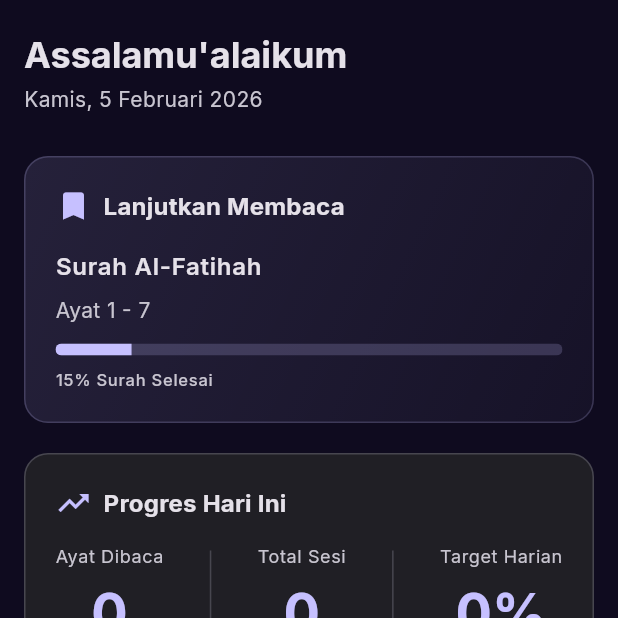
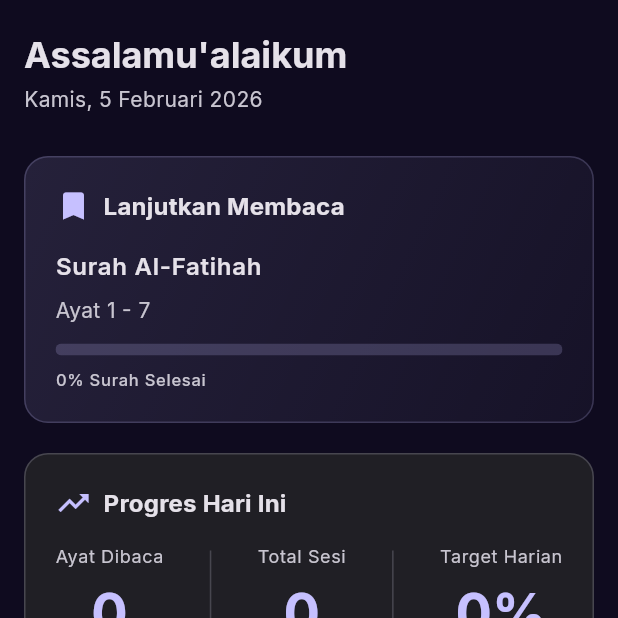
Before and after one commit to babanmisbahudin/iqran, a Flutter app: the screen it shows after launch, on a phone screen of 412 x 824 dp, the top half of it. Run offline on Flutter 3.47's test engine with Material 3 defaults, Android fonts, the phone set to English and light mode, and no system bars; our stand-ins replace connectivity_plus, font_awesome_flutter, geolocator, google_fonts, just_audio, permission_handler and 2 more; accounts and stored records are empty.

Commit message:
Implement pull-to-refresh feature with real data loading
Add RefreshIndicator to BookmarkPage and HomePage for instant updates:

BookmarkPage changes:
- Convert from StatelessWidget to StatefulWidget
- Add pull-to-refresh with RefreshIndicator
- Store Future as instance variable for refresh capability
- Make empty state scrollable to enable pull-to-refresh
- Fix fontSize references to use widget.fontSize

HomePage enhancements:
- Add real data loading from ProgressService
- Display last read surah and progress dynamically
- Display verses read today in stats section
- Add pull-to-refresh to update data instantly
- Wrap body with RefreshIndicator

Widget updates:
- LastReadSection: Convert to StatefulWidget, load surah details dynamically,
  display real progress percentage based on reading history
- StatsSection: Accept versesReadToday parameter, calculate daily target percentage

All offline, no backend required. Data persists in SharedPreferences.

Build status: ✅ Successful (web build verified)

Co-Authored-By: Claude Haiku 4.5 <noreply@anthropic.com>

```diff
--- a/lib/pages/home/home_page.dart
+++ b/lib/pages/home/home_page.dart
@@ -2,6 +2,7 @@ import 'package:flutter/material.dart';
 import 'package:intl/intl.dart';
 import '../quran/surah_list_page.dart';
 import '../bookmark/bookmark_page.dart';
+import '../../services/progress_service.dart';
 import 'widgets/feature_card.dart';
 import 'widgets/last_read_section.dart';
 import 'widgets/stats_section.dart';
@@ -19,6 +20,30 @@ class HomePage extends StatefulWidget {
 }
 
 class _HomePageState extends State<HomePage> {
+  late Future<Map<String, int>?> _progressFuture;
+  late Future<int> _todayVersesFuture;
+
+  @override
+  void initState() {
+    super.initState();
+    _loadData();
+  }
+
+  void _loadData() {
+    _progressFuture = ProgressService.load();
+    _todayVersesFuture = ProgressService.getVersesReadToday();
+  }
+
+  Future<void> _onRefresh() async {
+    setState(() {
+      _loadData();
+    });
+    await Future.wait([
+      _progressFuture.then((_) {}).catchError((_) {}),
+      _todayVersesFuture.then((_) {}).catchError((_) {}),
+    ]);
+  }
+
   void _navigateToPage(BuildContext context, Widget page) {
     Navigator.of(context).push(
       PageRouteBuilder(
@@ -55,7 +80,9 @@ class _HomePageState extends State<HomePage> {
     }
 
     return Scaffold(
-      body: SingleChildScrollView(
+      body: RefreshIndicator(
+        onRefresh: _onRefresh,
+        child: SingleChildScrollView(
           child: Padding(
             padding: const EdgeInsets.symmetric(horizontal: 16.0, vertical: 20.0),
             child: ConstrainedBox(
@@ -86,16 +113,30 @@ class _HomePageState extends State<HomePage> {
                   const SizedBox(height: 28),
 
                   // Continue Reading Section
-                LastReadSection(
+                  FutureBuilder<Map<String, int>?>(
+                    future: _progressFuture,
+                    builder: (context, snapshot) {
+                      final progress = snapshot.data;
+                      return LastReadSection(
+                        surah: progress?['surah'],
+                        ayat: progress?['ayat'],
                         onTap: () {
                           // Navigate to Qur'an page - this will be handled by parent
                           // We'll use PageStorage to navigate to Qur'an tab
+                        },
+                      );
                     },
                   ),
                   const SizedBox(height: 20),
 
                   // Today's Stats Section
-                const StatsSection(),
+                  FutureBuilder<int>(
+                    future: _todayVersesFuture,
+                    builder: (context, snapshot) {
+                      final versesReadToday = snapshot.data ?? 0;
+                      return StatsSection(versesReadToday: versesReadToday);
+                    },
+                  ),
                   const SizedBox(height: 20),
 
                   // Quick Access Grid
@@ -150,6 +191,7 @@ class _HomePageState extends State<HomePage> {
             ),
           ),
         ),
+      ),
     );
   }
 }
--- a/lib/pages/home/widgets/last_read_section.dart
+++ b/lib/pages/home/widgets/last_read_section.dart
@@ -1,10 +1,17 @@
 import 'package:flutter/material.dart';
 
+import '../../../services/quran_service.dart';
+import '../../../models/surah.dart';
+
 class LastReadSection extends StatefulWidget {
+  final int? surah;
+  final int? ayat;
   final VoidCallback onTap;
 
   const LastReadSection({
     super.key,
+    this.surah,
+    this.ayat,
     required this.onTap,
   });
 
@@ -13,9 +20,57 @@ class LastReadSection extends StatefulWidget {
 }
 
 class _LastReadSectionState extends State<LastReadSection> {
+  late Future<Surah?> _surahDetailFuture;
+
+  @override
+  void initState() {
+    super.initState();
+    _loadSurahDetail();
+  }
+
+  @override
+  void didUpdateWidget(LastReadSection oldWidget) {
+    super.didUpdateWidget(oldWidget);
+    if (oldWidget.surah != widget.surah) {
+      _loadSurahDetail();
+    }
+  }
+
+  void _loadSurahDetail() {
+    if (widget.surah == null) {
+      _surahDetailFuture = Future.value(null);
+      return;
+    }
+
+    _surahDetailFuture = QuranService.fetchSurahLocal().then((surahs) {
+      try {
+        return surahs.firstWhere((s) => s.nomor == widget.surah);
+      } catch (e) {
+        return null;
+      }
+    });
+  }
+
   @override
   Widget build(BuildContext context) {
     final cs = Theme.of(context).colorScheme;
+
+    return FutureBuilder<Surah?>(
+      future: _surahDetailFuture,
+      builder: (context, snapshot) {
+        final surahData = snapshot.data;
+
+        // Default values
+        final surahName = surahData?.namaLatin ?? 'Al-Fatihah';
+        final ayatText = widget.ayat != null
+            ? 'Ayat ${widget.ayat}'
+            : 'Ayat 1 - ${surahData?.jumlahAyat ?? 7}';
+
+        // Calculate progress
+        double progress = 0.0;
+        if (widget.surah != null && surahData != null && widget.ayat != null) {
+          progress = widget.ayat! / surahData.jumlahAyat;
+        }
 
         return GestureDetector(
           onTap: widget.onTap,
@@ -58,7 +113,7 @@ class _LastReadSectionState extends State<LastReadSection> {
                 ),
                 const SizedBox(height: 16),
                 Text(
-              'Surah Al-Fatihah',
+                  'Surah $surahName',
                   style: Theme.of(context).textTheme.bodyLarge?.copyWith(
                         fontWeight: FontWeight.w600,
                         color: cs.onSurface,
@@ -66,7 +121,7 @@ class _LastReadSectionState extends State<LastReadSection> {
                 ),
                 const SizedBox(height: 8),
                 Text(
-              'Ayat 1 - 7',
+                  ayatText,
                   style: Theme.of(context).textTheme.bodyMedium?.copyWith(
                         color: cs.onSurfaceVariant,
                       ),
@@ -75,7 +130,7 @@ class _LastReadSectionState extends State<LastReadSection> {
                 ClipRRect(
                   borderRadius: BorderRadius.circular(10),
                   child: LinearProgressIndicator(
-                value: 0.15,
+                    value: progress,
                     minHeight: 8,
                     backgroundColor: cs.primary.withValues(alpha: 0.2),
                     valueColor: AlwaysStoppedAnimation<Color>(cs.primary),
@@ -83,7 +138,7 @@ class _LastReadSectionState extends State<LastReadSection> {
                 ),
                 const SizedBox(height: 8),
                 Text(
-              '15% Surah Selesai',
+                  '${(progress * 100).toStringAsFixed(0)}% Surah Selesai',
                   style: Theme.of(context).textTheme.labelSmall?.copyWith(
                         color: cs.onSurfaceVariant,
                       ),
@@ -92,5 +147,7 @@ class _LastReadSectionState extends State<LastReadSection> {
             ),
           ),
         );
+      },
+    );
   }
 }
--- a/lib/pages/home/widgets/stats_section.dart
+++ b/lib/pages/home/widgets/stats_section.dart
@@ -1,11 +1,22 @@
 import 'package:flutter/material.dart';
 
 class StatsSection extends StatelessWidget {
-  const StatsSection({super.key});
+  final int versesReadToday;
+
+  const StatsSection({
+    super.key,
+    this.versesReadToday = 0,
+  });
 
   @override
   Widget build(BuildContext context) {
     final cs = Theme.of(context).colorScheme;
+
+    // Calculate derived stats
+    final totalSessions = versesReadToday > 0 ? 1 : 0;
+    final dailyTarget = versesReadToday > 0
+        ? ((versesReadToday / 50.0) * 100).toInt()
+        : 0;
 
     return Container(
       padding: const EdgeInsets.all(20),
@@ -51,7 +62,7 @@ class StatsSection extends StatelessWidget {
                   ),
                   const SizedBox(height: 8),
                   Text(
-                    '0',
+                    '$versesReadToday',
                     style: Theme.of(context).textTheme.displaySmall?.copyWith(
                           fontWeight: FontWeight.bold,
                           color: cs.primary,
@@ -74,7 +85,7 @@ class StatsSection extends StatelessWidget {
                   ),
                   const SizedBox(height: 8),
                   Text(
-                    '0',
+                    '$totalSessions',
                     style: Theme.of(context).textTheme.displaySmall?.copyWith(
                           fontWeight: FontWeight.bold,
                           color: cs.primary,
@@ -97,7 +108,7 @@ class StatsSection extends StatelessWidget {
                   ),
                   const SizedBox(height: 8),
                   Text(
-                    '0%',
+                    '$dailyTarget%',
                     style: Theme.of(context).textTheme.displaySmall?.copyWith(
                           fontWeight: FontWeight.bold,
                           color: cs.primary,
```
Also changed, not shown: lib/pages/bookmark/bookmark_page.dart (+37 -5 lines). Lines whose indentation alone changed are shown as unchanged.
